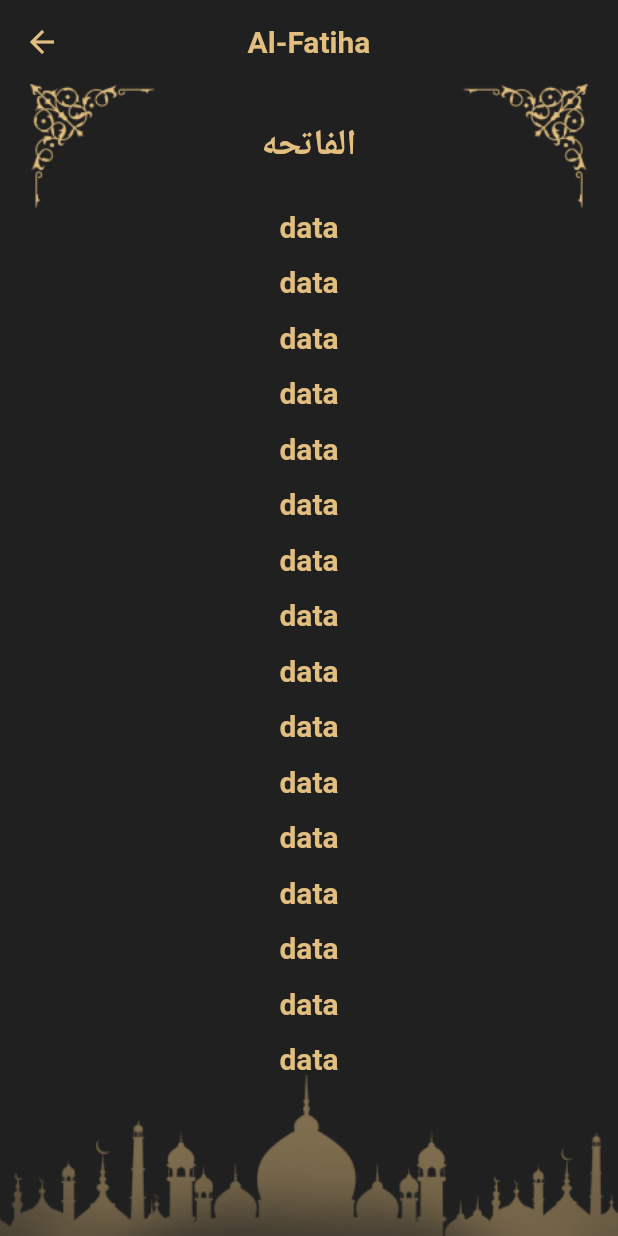
After one commit to ibrahimfayed/islamic_app, a Flutter app: the screen it shows after launch, after a tap on an icon or button, on a phone screen of 412 x 824 dp. The commit adds this screen. Run offline on Flutter 3.47's test engine with Material 3 defaults, Android fonts, the phone set to English and light mode, and no system bars; our stand-ins replace flutter_svg.

Commit message:
implement sura details UI

```diff
--- a/lib/app_theme.dart
+++ b/lib/app_theme.dart
@@ -7,6 +7,17 @@ class AppTheme {
 
   static ThemeData lightTheme = ThemeData();
   static ThemeData darkTheme = ThemeData(
+    appBarTheme: AppBarThemeData(
+      backgroundColor: black,
+      foregroundColor: primary,
+      centerTitle: true,
+      titleTextStyle: TextStyle(//هنا مينفعش أخد الستايل من نفس الفايل لأني فيه فهنشأه عادي من الأول
+       color: primary,
+       fontSize: 20,
+       fontWeight: FontWeight.bold
+      )
+    ),
+    scaffoldBackgroundColor: black,
      primaryColor: primary,//it put the color yallow by defult
      bottomNavigationBarTheme: BottomNavigationBarThemeData(
      backgroundColor: primary,
--- a/lib/main.dart
+++ b/lib/main.dart
@@ -1,6 +1,7 @@
 import 'package:flutter/material.dart';
 import 'package:islamic_app/app_theme.dart';
 import 'package:islamic_app/home_screen.dart';
+import 'package:islamic_app/tabs/quran/sura_details_screen.dart';
 
 void main(){
   runApp(IslamicApp());
@@ -14,7 +15,8 @@ class IslamicApp extends StatelessWidget {
     return MaterialApp(
       debugShowCheckedModeBanner: false,
       routes: {
-        HomeScreen.routeName:(_)=>HomeScreen()
+        HomeScreen.routeName:(_)=>HomeScreen(),
+        SuraDetailsScreen.routeName:(_)=>SuraDetailsScreen(),
       },
       initialRoute: HomeScreen.routeName,
       theme: AppTheme.lightTheme,
--- a/lib/tabs/quran/quran_tab.dart
+++ b/lib/tabs/quran/quran_tab.dart
@@ -1,6 +1,8 @@
 import 'package:flutter/material.dart';
 import 'package:islamic_app/app_theme.dart';
 import 'package:islamic_app/tabs/quran/quran_service.dart';
+import 'package:islamic_app/tabs/quran/sura.dart';
+import 'package:islamic_app/tabs/quran/sura_details_screen.dart';
 import 'package:islamic_app/tabs/quran/sura_item.dart';
 
 class QuranTab extends StatelessWidget {
@@ -22,7 +24,18 @@ class QuranTab extends StatelessWidget {
           Expanded(
             child: ListView.separated(
               padding: EdgeInsets.symmetric(horizontal: 20),
-              itemBuilder: (_,index) => SuraItem(QuranService.suras[index]),
+              itemBuilder: (_,index){
+                Sura sura = QuranService.suras[index];
+              return InkWell(
+                onTap: () {
+                  Navigator.of(context).pushNamed(
+                    SuraDetailsScreen.routeName,
+                    arguments: sura
+                    );
+                },
+                child: SuraItem(sura),
+                  );
+              },
               itemCount: QuranService.suras.length,//or 114
               separatorBuilder: (_,_) => Divider(
                 color: AppTheme.white,
--- /dev/null
+++ b/lib/tabs/quran/sura_details_screen.dart
@@ -0,0 +1,64 @@
+import 'package:flutter/material.dart';
+import 'package:islamic_app/app_theme.dart';
+import 'package:islamic_app/tabs/quran/sura.dart';
+
+class SuraDetailsScreen extends StatelessWidget {
+  static const String routeName = '/sura-details';
+
+  @override
+  Widget build(BuildContext context) {
+    Sura sura = ModalRoute.of(context)!.settings.arguments as Sura;
+    TextTheme textTheme = Theme.of(context).textTheme;
+    double screenHeight = MediaQuery.sizeOf(context).height;
+
+    return  Scaffold(
+      appBar: AppBar(title: Text(sura.englishName),),
+      body: Column(
+        children: [
+          Padding(
+            padding: const EdgeInsets.symmetric(horizontal: 20),
+            child: Row(
+              mainAxisAlignment: .spaceBetween,
+              children: [
+                Image.asset(
+                  'assets/images/details_header_left.png',
+                  height: screenHeight * 0.1 ,
+                  fit: BoxFit.fill,
+                ),
+                Text(
+                  sura.arabicName,
+                  style: textTheme.headlineSmall!.copyWith(
+                    color: AppTheme.primary
+                    ),
+                    ),
+                    Image.asset(
+                      'assets/images/details_header_right.png',
+                      height: screenHeight * 0.1 ,
+                      fit: BoxFit.fill,
+                      ),
+              ],
+            ),
+          ),
+              Expanded(
+                child: ListView.separated(
+                  padding: const EdgeInsets.symmetric(horizontal: 20),
+                  itemBuilder: (_,index)=>
+                  Text(
+                    'data',
+                    style: textTheme.titleLarge!.copyWith(
+                    color: AppTheme.primary),
+                    textAlign: .center,
+                    ),
+                  separatorBuilder: (_,_) =>SizedBox(height: 12,),
+                  itemCount: 20)
+              ),
+             Image.asset(
+              'assets/images/details_footer.png',
+              width: double.infinity,
+              fit: BoxFit.fill,
+              )
+        ],
+      ),
+    );
+  }
+}
```
Also changed, not shown: assets/images/2.0x/details_footer@2x.png (added), assets/images/2.0x/details_header_left@2x.png (added), assets/images/2.0x/details_header_right@2x.png (added), assets/images/3.0x/details_footer@3x.png (added), assets/images/3.0x/details_header_left@3x.png (added), assets/images/3.0x/details_header_right@3x.png (added), assets/images/details_footer.png (added), assets/images/details_header_left.png (added), assets/images/details_header_right.png (added).
